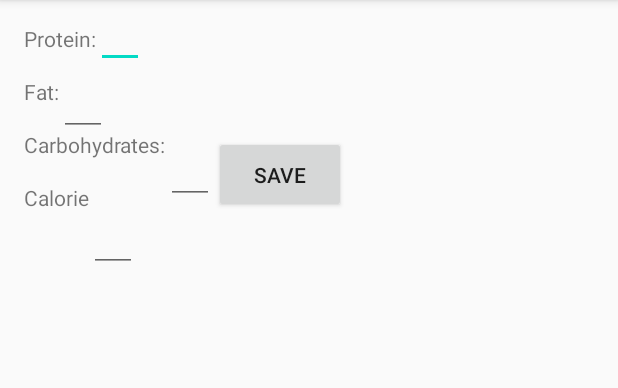
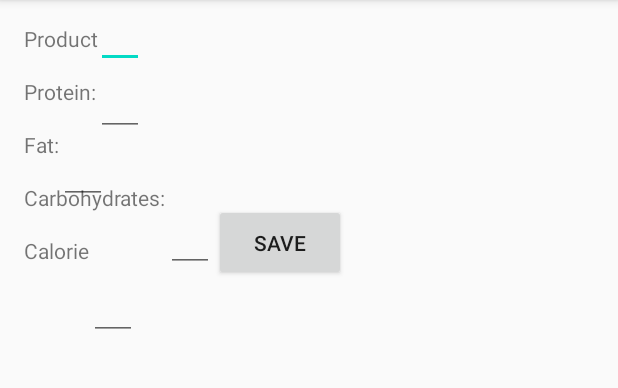
Before and after one commit to AsvenAAA/FoodController, an Android app: the NewProductActivity screen opened directly, with no data from a screen before it, on a phone screen of 412 x 824 dp, the part 84-472 px from its top. Run offline under Robolectric (Android 15) with nearby library versions, the phone set to English and light mode, and no system bars.

Commit message:
Дописана часть с добавлением новых продуктов. Не работает RecyclerView, в логах видно, что ему в параметры назначается адаптер с состоянием null. При этом сама переменная адаптера в MainActivity имеет ссылку на экземпляр адаптера FoodAdapter

```diff
--- a/app/src/main/java/com/example/foodcontroller/NewProductActivity.kt
+++ b/app/src/main/java/com/example/foodcontroller/NewProductActivity.kt
@@ -17,14 +17,13 @@ class NewProductActivity : AppCompatActivity() {
         super.onCreate(savedInstanceState)
         setContentView(R.layout.activity_new_product)
 
+        val productView = findViewById<TextView>(R.id.edit_product_name)
         val proteinView = findViewById<TextView>(R.id.edit_protein_number)
         val fatView = findViewById<TextView>(R.id.edit_fat_number)
         val carbohydratesView = findViewById<TextView>(R.id.edit_carbohydrates_number)
         val calorieView = findViewById<TextView>(R.id.edit_calorie_number)
 
-        var myData = intent.getStringArrayExtra(EXTRA_VARIABLE)
-
-        val button: Button = findViewById<Button>(R.id.save_button)
+        val button = findViewById<Button>(R.id.save_button)
         button.setOnClickListener{
             val replyIntent = Intent()
             if(TextUtils.isEmpty(proteinView.text) and
@@ -35,12 +34,13 @@ class NewProductActivity : AppCompatActivity() {
                 setResult(Activity.RESULT_CANCELED, replyIntent)
             } else {
 
+                val product = productView.text.toString()
                 val protein = proteinView.text.toString()
                 val fat = fatView.text.toString()
                 val carbohydrates = carbohydratesView.text.toString()
                 val calorie = calorieView.text.toString()
 
-                val dataList = listOf<String>(protein, fat, carbohydrates, calorie)
+                val dataList = arrayOf<String>(product, protein, fat, carbohydrates, calorie)
 
                 replyIntent.putExtra(EXTRA_RESPONSE_FROM_NEWPRODUCTACTIVITY, dataList)
                 setResult(Activity.RESULT_OK, replyIntent)
--- a/app/src/main/java/com/example/foodcontroller/repository/local/ProductDao.kt
+++ b/app/src/main/java/com/example/foodcontroller/repository/local/ProductDao.kt
@@ -14,7 +14,7 @@ interface ProductDao {
     @Query("DELETE FROM product_table")
     fun deleteAllProducts()
 
-    @Update()
+    @Update(onConflict = OnConflictStrategy.IGNORE)
     suspend fun updateTarget(productEntity: ProductEntity)
 
     @Delete()
--- a/app/src/main/res/layout/activity_new_product.xml
+++ b/app/src/main/res/layout/activity_new_product.xml
@@ -7,16 +7,36 @@
     android:layout_height="match_parent"
     tools:context=".NewProductActivity">
 
-
     <TextView
-        android:id="@+id/name_protein"
+        android:id="@+id/name_product"
         android:layout_width="wrap_content"
         android:layout_height="wrap_content"
         android:layout_alignParentLeft="true"
         android:layout_alignParentTop="true"
         android:paddingStart="@dimen/standard_layout_padding_start"
         android:paddingTop="@dimen/standard_layout_padding_top"
-        android:text="@string/protein">
+        android:text="@string/product">
+
+    </TextView>
+
+    <EditText
+        android:id="@+id/edit_product_name"
+        android:layout_width="wrap_content"
+        android:layout_height="wrap_content"
+        android:layout_toEndOf="@id/name_protein"
+        android:paddingEnd="@dimen/standard_layout_padding_end"
+        android:paddingStart="@dimen/standard_layout_padding_start">
+
+    </EditText>
+
+    <TextView
+        android:id="@+id/name_protein"
+        android:layout_width="wrap_content"
+        android:layout_height="wrap_content"
+        android:paddingStart="@dimen/standard_layout_padding_start"
+        android:paddingTop="@dimen/standard_layout_padding_top"
+        android:text="@string/protein"
+        android:layout_below="@id/name_product">
 
     </TextView>
 
@@ -27,7 +47,8 @@
         android:layout_toEndOf="@id/name_protein"
         android:inputType="numberDecimal"
         android:paddingEnd="@dimen/standard_layout_padding_end"
-        android:paddingStart="@dimen/standard_layout_padding_start">
+        android:paddingStart="@dimen/standard_layout_padding_start"
+        android:layout_below="@id/edit_product_name">
 
     </EditText>
 
--- a/app/src/main/res/values/strings.xml
+++ b/app/src/main/res/values/strings.xml
@@ -2,6 +2,7 @@
     <string name="app_name">Food Controller</string>
     <string name="greeting">Prepare to control your desires to eat!</string>
     <string name="example">Example</string>
+    <string name="product">Product</string>
     <string name="protein">Protein:</string>
     <string name="fat">Fat:</string>
     <string name="carbohydrates">Сarbohydrates:</string>
@@ -9,5 +10,6 @@
     <string name="fabText">Add</string>
     <string name="save_button">Save</string>
     <string name="empty_not_saved">No data , nothing save</string>
+    <string name="added_to_database_success">A new product was added to database successfully</string>
 
 </resources>
```
Also changed, not shown: app/build.gradle (+6 -1 lines), app/src/main/java/com/example/foodcontroller/FoodAdapter.kt (+19 -10 lines), app/src/main/java/com/example/foodcontroller/MainActivity.kt (+44 -10 lines), app/src/main/java/com/example/foodcontroller/repository/local/ProductDatabase.kt (+6 -1 lines).
